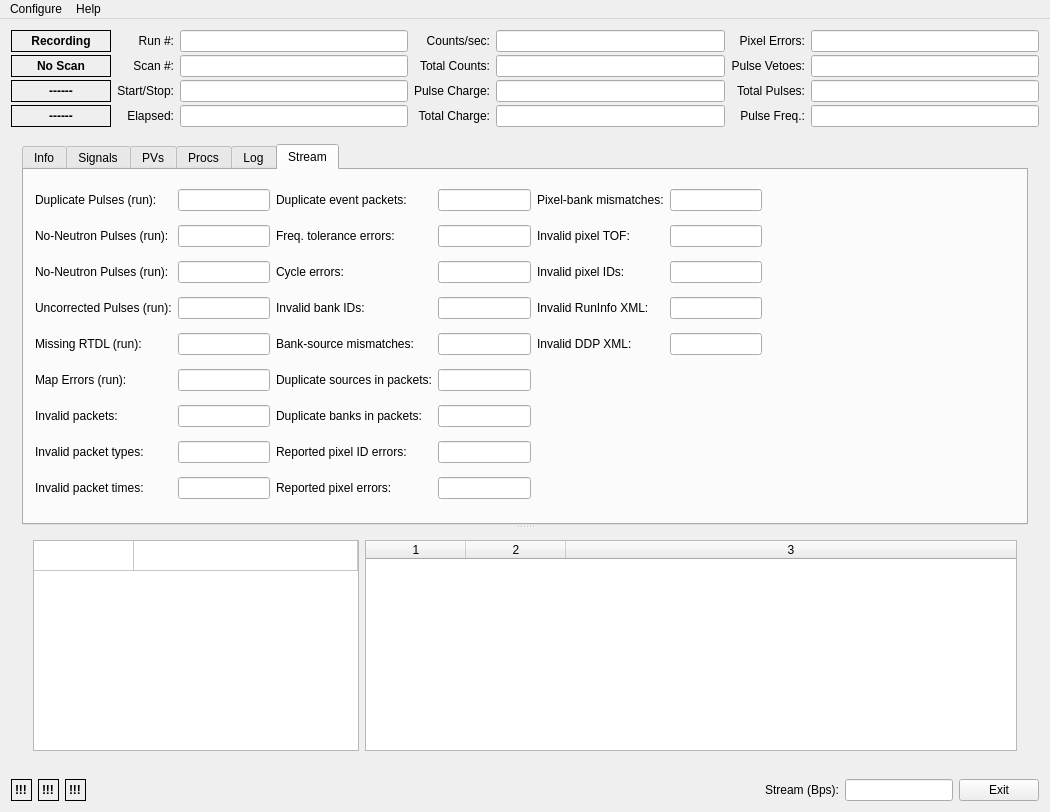
Before: the Qt Designer form dasmon/client/MainWindow.ui in ADARA-Neutrons/adara, drawn with Qt 5.
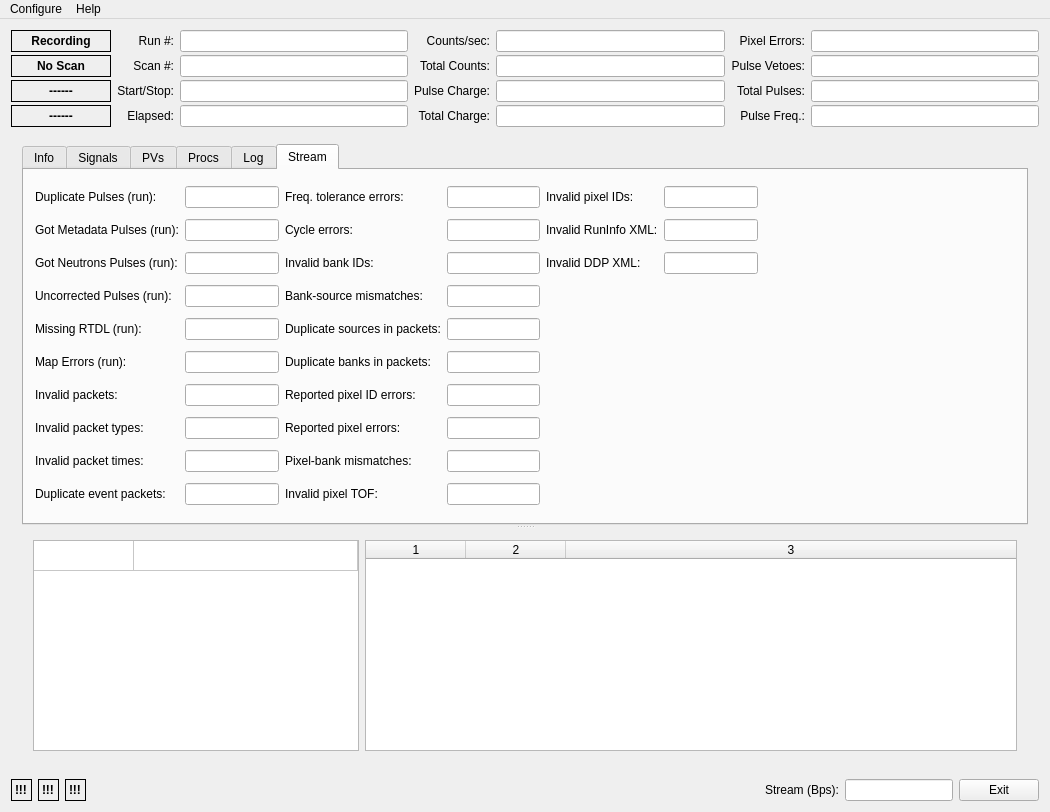
After: the same form once the commit is applied.

Commit message: Fixed Labels on New "GOT_*" Pulse Counts... 	- GOT_METADATA --> "Got Metadata Pulses (run):" 	- GOT_NEUTRONS --> "Got Neutrons Pulses (run):" Re-deranged the Stream rows/columns Yet Again... ;-Q

Diff of the .ui file:
```diff
--- a/dasmon/client/MainWindow.ui
+++ b/dasmon/client/MainWindow.ui
@@ -790,7 +790,7 @@
               <item row="1" column="0">
                <widget class="QLabel" name="label_49">
                 <property name="text">
-                 <string>No-Neutron Pulses (run):</string>
+                 <string>Got Metadata Pulses (run):</string>
                 </property>
                </widget>
               </item>
@@ -804,7 +804,7 @@
               <item row="2" column="0">
                <widget class="QLabel" name="label_51">
                 <property name="text">
-                 <string>No-Neutron Pulses (run):</string>
+                 <string>Got Neutrons Pulses (run):</string>
                 </property>
                </widget>
               </item>
@@ -917,196 +917,196 @@
                 </property>
                </widget>
               </item>
-              <item row="0" column="2">
+              <item row="9" column="0">
                <widget class="QLabel" name="label_34">
                 <property name="text">
                  <string>Duplicate event packets:</string>
                 </property>
                </widget>
               </item>
-              <item row="0" column="3">
+              <item row="9" column="1">
                <widget class="QLineEdit" name="dupEventPktEdit">
                 <property name="readOnly">
                  <bool>true</bool>
                 </property>
                </widget>
               </item>
-              <item row="1" column="2">
+              <item row="0" column="2">
                <widget class="QLabel" name="label_47">
                 <property name="text">
                  <string>Freq. tolerance errors:</string>
                 </property>
                </widget>
               </item>
-              <item row="1" column="3">
+              <item row="0" column="3">
                <widget class="QLineEdit" name="freqTolEdit">
                 <property name="readOnly">
                  <bool>true</bool>
                 </property>
                </widget>
               </item>
-              <item row="2" column="2">
+              <item row="1" column="2">
                <widget class="QLabel" name="label_35">
                 <property name="text">
                  <string>Cycle errors:</string>
                 </property>
                </widget>
               </item>
-              <item row="2" column="3">
+              <item row="1" column="3">
                <widget class="QLineEdit" name="cycleErrEdit">
                 <property name="readOnly">
                  <bool>true</bool>
                 </property>
                </widget>
               </item>
-              <item row="3" column="2">
+              <item row="2" column="2">
                <widget class="QLabel" name="label_36">
                 <property name="text">
                  <string>Invalid bank IDs:</string>
                 </property>
                </widget>
               </item>
-              <item row="3" column="3">
+              <item row="2" column="3">
                <widget class="QLineEdit" name="invBankEdit">
                 <property name="readOnly">
                  <bool>true</bool>
                 </property>
                </widget>
               </item>
-              <item row="4" column="2">
+              <item row="3" column="2">
                <widget class="QLabel" name="label_37">
                 <property name="text">
                  <string>Bank-source mismatches:</string>
                 </property>
                </widget>
               </item>
-              <item row="4" column="3">
+              <item row="3" column="3">
                <widget class="QLineEdit" name="bankSrcMisEdit">
                 <property name="readOnly">
                  <bool>true</bool>
                 </property>
                </widget>
               </item>
-              <item row="5" column="2">
+              <item row="4" column="2">
                <widget class="QLabel" name="label_38">
                 <property name="text">
                  <string>Duplicate sources in packets:</string>
                 </property>
                </widget>
               </item>
-              <item row="5" column="3">
+              <item row="4" column="3">
                <widget class="QLineEdit" name="dupSrcEdit">
                 <property name="readOnly">
                  <bool>true</bool>
                 </property>
                </widget>
               </item>
-              <item row="6" column="2">
+              <item row="5" column="2">
                <widget class="QLabel" name="label_39">
                 <property name="text">
                  <string>Duplicate banks in packets:</string>
                 </property>
                </widget>
               </item>
-              <item row="6" column="3">
+              <item row="5" column="3">
                <widget class="QLineEdit" name="dupBankEdit">
                 <property name="readOnly">
                  <bool>true</bool>
                 </property>
                </widget>
               </item>
-              <item row="7" column="2">
+              <item row="6" column="2">
                <widget class="QLabel" name="label_40">
                 <property name="text">
                  <string>Reported pixel ID errors:</string>
                 </property>
                </widget>
               </item>
-              <item row="7" column="3">
+              <item row="6" column="3">
                <widget class="QLineEdit" name="repPixMapEdit">
                 <property name="readOnly">
                  <bool>true</bool>
                 </property>
                </widget>
               </item>
-              <item row="8" column="2">
+              <item row="7" column="2">
                <widget class="QLabel" name="label_41">
                 <property name="text">
                  <string>Reported pixel errors:</string>
                 </property>
                </widget>
               </item>
-              <item row="8" column="3">
+              <item row="7" column="3">
                <widget class="QLineEdit" name="repPixErrEdit">
                 <property name="readOnly">
                  <bool>true</bool>
                 </property>
                </widget>
               </item>
-              <item row="0" column="4">
+              <item row="8" column="2">
                <widget class="QLabel" name="label_42">
                 <property name="text">
                  <string>Pixel-bank mismatches:</string>
                 </property>
                </widget>
               </item>
-              <item row="0" column="5">
+              <item row="8" column="3">
                <widget class="QLineEdit" name="pixBankMisEdit">
                 <property name="readOnly">
                  <bool>true</bool>
                 </property>
                </widget>
               </item>
-              <item row="1" column="4">
+              <item row="9" column="2">
                <widget class="QLabel" name="label_43">
                 <property name="text">
                  <string>Invalid pixel TOF:</string>
                 </property>
                </widget>
               </item>
-              <item row="1" column="5">
+              <item row="9" column="3">
                <widget class="QLineEdit" name="invTofEdit">
                 <property name="readOnly">
                  <bool>true</bool>
                 </property>
                </widget>
               </item>
-              <item row="2" column="4">
+              <item row="0" column="4">
                <widget class="QLabel" name="label_44">
                 <property name="text">
                  <string>Invalid pixel IDs:</string>
                 </property>
                </widget>
               </item>
-              <item row="2" column="5">
+              <item row="0" column="5">
                <widget class="QLineEdit" name="invPixEdit">
                 <property name="readOnly">
                  <bool>true</bool>
                 </property>
                </widget>
               </item>
-              <item row="3" column="4">
+              <item row="1" column="4">
                <widget class="QLabel" name="label_45">
                 <property name="text">
                  <string>Invalid RunInfo XML:</string>
                 </property>
                </widget>
               </item>
-              <item row="3" column="5">
+              <item row="1" column="5">
                <widget class="QLineEdit" name="invRunXMLEdit">
                 <property name="readOnly">
                  <bool>true</bool>
                 </property>
                </widget>
               </item>
-              <item row="4" column="4">
+              <item row="2" column="4">
                <widget class="QLabel" name="label_46">
                 <property name="text">
                  <string>Invalid DDP XML:</string>
                 </property>
                </widget>
               </item>
-              <item row="4" column="5">
+              <item row="2" column="5">
                <widget class="QLineEdit" name="invDDPXMLEdit">
                 <property name="readOnly">
                  <bool>true</bool>
```
